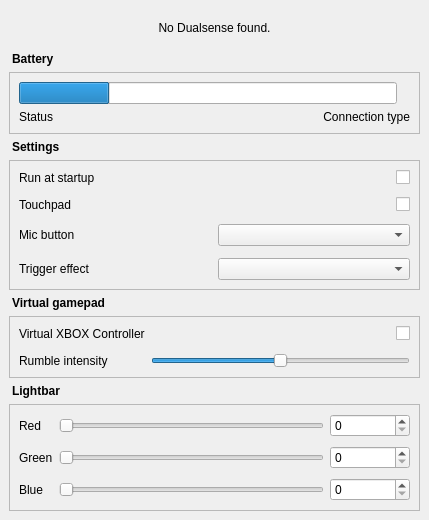
Odizinne/makeSense, file design.ui: the form before one commit.
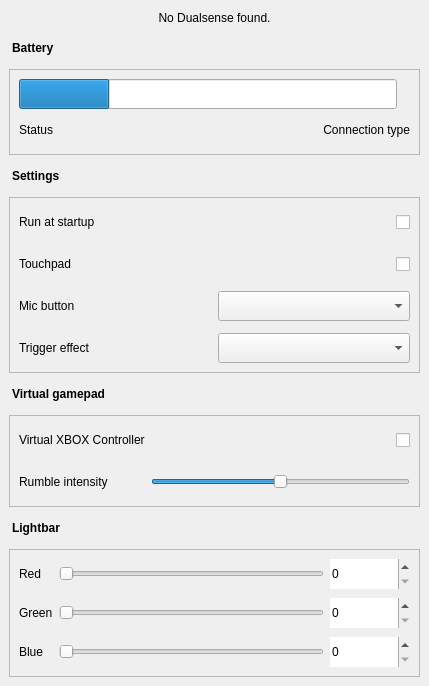
The form after the commit.

Commit message: 30px height min for ui elements

```diff
--- a/design.ui
+++ b/design.ui
@@ -7,7 +7,7 @@
     <x>0</x>
     <y>0</y>
     <width>429</width>
-    <height>520</height>
+    <height>686</height>
    </rect>
   </property>
   <property name="windowTitle">
@@ -55,10 +55,23 @@
            <number>12</number>
           </property>
           <item row="4" column="1">
-           <widget class="QComboBox" name="shortcutComboBox"/>
+           <widget class="QComboBox" name="shortcutComboBox">
+            <property name="minimumSize">
+             <size>
+              <width>0</width>
+              <height>30</height>
+             </size>
+            </property>
+           </widget>
           </item>
           <item row="1" column="0">
            <widget class="QLabel" name="touchpadLabel">
+            <property name="minimumSize">
+             <size>
+              <width>0</width>
+              <height>30</height>
+             </size>
+            </property>
             <property name="text">
              <string>Touchpad</string>
             </property>
@@ -66,6 +79,12 @@
           </item>
           <item row="0" column="0">
            <widget class="QLabel" name="startupLabel">
+            <property name="minimumSize">
+             <size>
+              <width>0</width>
+              <height>30</height>
+             </size>
+            </property>
             <property name="text">
              <string>Run at startup</string>
             </property>
@@ -73,6 +92,12 @@
           </item>
           <item row="0" column="1">
            <widget class="QCheckBox" name="startupBox">
+            <property name="minimumSize">
+             <size>
+              <width>0</width>
+              <height>30</height>
+             </size>
+            </property>
             <property name="layoutDirection">
              <enum>Qt::LayoutDirection::RightToLeft</enum>
             </property>
@@ -83,6 +108,12 @@
           </item>
           <item row="1" column="1">
            <widget class="QCheckBox" name="touchpadBox">
+            <property name="minimumSize">
+             <size>
+              <width>0</width>
+              <height>30</height>
+             </size>
+            </property>
             <property name="layoutDirection">
              <enum>Qt::LayoutDirection::RightToLeft</enum>
             </property>
@@ -93,6 +124,12 @@
           </item>
           <item row="4" column="0">
            <widget class="QLabel" name="label_3">
+            <property name="minimumSize">
+             <size>
+              <width>0</width>
+              <height>30</height>
+             </size>
+            </property>
             <property name="text">
              <string>Mic button</string>
             </property>
@@ -100,13 +137,26 @@
           </item>
           <item row="5" column="0">
            <widget class="QLabel" name="label_5">
+            <property name="minimumSize">
+             <size>
+              <width>0</width>
+              <height>30</height>
+             </size>
+            </property>
             <property name="text">
              <string>Trigger effect</string>
             </property>
            </widget>
           </item>
           <item row="5" column="1">
-           <widget class="QComboBox" name="triggerComboBox"/>
+           <widget class="QComboBox" name="triggerComboBox">
+            <property name="minimumSize">
+             <size>
+              <width>0</width>
+              <height>30</height>
+             </size>
+            </property>
+           </widget>
           </item>
          </layout>
         </widget>
@@ -137,6 +187,12 @@
           </property>
           <item row="2" column="0">
            <widget class="QLabel" name="rumbleLabel">
+            <property name="minimumSize">
+             <size>
+              <width>0</width>
+              <height>30</height>
+             </size>
+            </property>
             <property name="text">
              <string>Rumble intensity</string>
             </property>
@@ -144,6 +200,12 @@
           </item>
           <item row="0" column="0">
            <widget class="QLabel" name="emulateXboxLabel">
+            <property name="minimumSize">
+             <size>
+              <width>0</width>
+              <height>30</height>
+             </size>
+            </property>
             <property name="text">
              <string>Virtual XBOX Controller</string>
             </property>
@@ -151,6 +213,12 @@
           </item>
           <item row="0" column="1">
            <widget class="QCheckBox" name="emulateXboxBox">
+            <property name="minimumSize">
+             <size>
+              <width>0</width>
+              <height>30</height>
+             </size>
+            </property>
             <property name="layoutDirection">
              <enum>Qt::LayoutDirection::RightToLeft</enum>
             </property>
@@ -161,6 +229,12 @@
           </item>
           <item row="2" column="1">
            <widget class="QSlider" name="rumbleSlider">
+            <property name="minimumSize">
+             <size>
+              <width>0</width>
+              <height>30</height>
+             </size>
+            </property>
             <property name="maximum">
              <number>100</number>
             </property>
@@ -205,6 +279,12 @@
           </item>
           <item row="0" column="0">
            <widget class="QProgressBar" name="batteryBar">
+            <property name="minimumSize">
+             <size>
+              <width>0</width>
+              <height>30</height>
+             </size>
+            </property>
             <property name="value">
              <number>24</number>
             </property>
@@ -223,6 +303,12 @@
            <layout class="QGridLayout" name="gridLayout_6">
             <item row="0" column="1">
              <widget class="QLabel" name="connectionTypeLabel">
+              <property name="minimumSize">
+               <size>
+                <width>0</width>
+                <height>30</height>
+               </size>
+              </property>
               <property name="layoutDirection">
                <enum>Qt::LayoutDirection::LeftToRight</enum>
               </property>
@@ -236,6 +322,12 @@
             </item>
             <item row="0" column="0">
              <widget class="QLabel" name="batteryStatusLabel">
+              <property name="minimumSize">
+               <size>
+                <width>0</width>
+                <height>30</height>
+               </size>
+              </property>
               <property name="text">
                <string>Status</string>
               </property>
@@ -272,6 +364,12 @@
           </property>
           <item row="2" column="1">
            <widget class="QSlider" name="bSlider">
+            <property name="minimumSize">
+             <size>
+              <width>0</width>
+              <height>30</height>
+             </size>
+            </property>
             <property name="maximum">
              <number>255</number>
             </property>
@@ -288,6 +386,12 @@
               <verstretch>0</verstretch>
              </sizepolicy>
             </property>
+            <property name="minimumSize">
+             <size>
+              <width>0</width>
+              <height>30</height>
+             </size>
+            </property>
             <property name="text">
              <string>Red</string>
             </property>
@@ -304,14 +408,14 @@
             <property name="minimumSize">
              <size>
               <width>80</width>
-              <height>0</height>
+              <height>30</height>
              </size>
             </property>
             <property name="wrapping">
              <bool>false</bool>
             </property>
             <property name="frame">
-             <bool>true</bool>
+             <bool>false</bool>
             </property>
             <property name="buttonSymbols">
              <enum>QAbstractSpinBox::ButtonSymbols::UpDownArrows</enum>
@@ -326,6 +430,12 @@
           </item>
           <item row="0" column="1">
            <widget class="QSlider" name="rSlider">
+            <property name="minimumSize">
+             <size>
+              <width>0</width>
+              <height>30</height>
+             </size>
+            </property>
             <property name="maximum">
              <number>255</number>
             </property>
@@ -336,6 +446,12 @@
           </item>
           <item row="1" column="1">
            <widget class="QSlider" name="gSlider">
+            <property name="minimumSize">
+             <size>
+              <width>0</width>
+              <height>30</height>
+             </size>
+            </property>
             <property name="maximum">
              <number>255</number>
             </property>
@@ -352,6 +468,12 @@
               <verstretch>0</verstretch>
              </sizepolicy>
             </property>
+            <property name="minimumSize">
+             <size>
+              <width>0</width>
+              <height>30</height>
+             </size>
+            </property>
             <property name="text">
              <string>Blue</string>
             </property>
@@ -365,6 +487,12 @@
               <verstretch>0</verstretch>
              </sizepolicy>
             </property>
+            <property name="minimumSize">
+             <size>
+              <width>0</width>
+              <height>30</height>
+             </size>
+            </property>
             <property name="text">
              <string>Green</string>
             </property>
@@ -381,14 +509,14 @@
             <property name="minimumSize">
              <size>
               <width>80</width>
-              <height>0</height>
+              <height>30</height>
              </size>
             </property>
             <property name="wrapping">
              <bool>false</bool>
             </property>
             <property name="frame">
-             <bool>true</bool>
+             <bool>false</bool>
             </property>
             <property name="buttonSymbols">
              <enum>QAbstractSpinBox::ButtonSymbols::UpDownArrows</enum>
@@ -412,14 +540,14 @@
             <property name="minimumSize">
              <size>
               <width>80</width>
-              <height>0</height>
+              <height>30</height>
              </size>
             </property>
             <property name="wrapping">
              <bool>false</bool>
             </property>
             <property name="frame">
-             <bool>true</bool>
+             <bool>false</bool>
             </property>
             <property name="buttonSymbols">
              <enum>QAbstractSpinBox::ButtonSymbols::UpDownArrows</enum>
@@ -437,6 +565,12 @@
        </item>
        <item row="6" column="0">
         <widget class="QLabel" name="label_2">
+         <property name="minimumSize">
+          <size>
+           <width>0</width>
+           <height>30</height>
+          </size>
+         </property>
          <property name="font">
           <font>
            <bold>true</bold>
@@ -452,6 +586,12 @@
        </item>
        <item row="4" column="0">
         <widget class="QLabel" name="label_4">
+         <property name="minimumSize">
+          <size>
+           <width>0</width>
+           <height>30</height>
+          </size>
+         </property>
          <property name="font">
           <font>
            <bold>true</bold>
@@ -467,6 +607,12 @@
        </item>
        <item row="2" column="0">
         <widget class="QLabel" name="label">
+         <property name="minimumSize">
+          <size>
+           <width>0</width>
+           <height>30</height>
+          </size>
+         </property>
          <property name="font">
           <font>
            <bold>true</bold>
@@ -488,6 +634,12 @@
            <verstretch>0</verstretch>
           </sizepolicy>
          </property>
+         <property name="minimumSize">
+          <size>
+           <width>0</width>
+           <height>30</height>
+          </size>
+         </property>
          <property name="font">
           <font>
            <bold>true</bold>
```
The commit also changes 1 other file.
